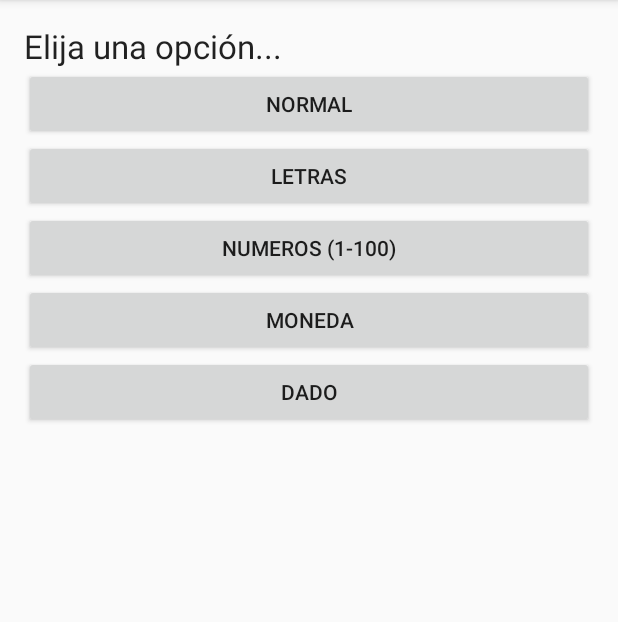
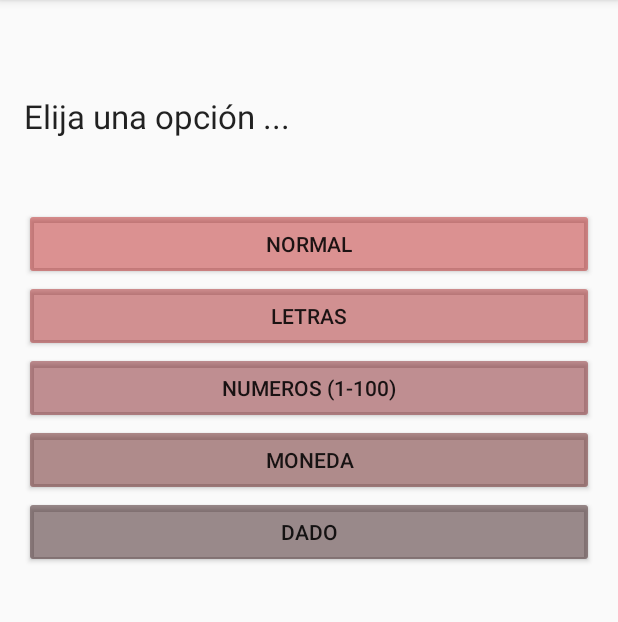
Before and after one commit to gastonestevez/tp2lp4, an Android app: the screen it shows after launch (SelectorActivity), on a phone screen of 412 x 824 dp, the part 84-706 px from its top. Run offline under Robolectric (Android 15) with nearby library versions, the phone set to English and light mode, and no system bars.

Commit message:
[ADD] Colors & Formats

```diff
--- a/app/src/main/res/layout/activity_selector.xml
+++ b/app/src/main/res/layout/activity_selector.xml
@@ -14,32 +14,44 @@
         android:layout_width="match_parent"
         android:layout_height="match_parent"
         android:layout_alignParentTop="true"
-        android:layout_alignParentLeft="true"
-        android:layout_alignParentStart="true">
+        android:layout_alignParentRight="true"
+        android:layout_alignParentEnd="true"
+        android:weightSum="1">
+
+        <Space
+            android:layout_width="match_parent"
+            android:layout_height="wrap_content"
+            android:layout_gravity="center_horizontal"
+            android:layout_weight="0.10" />
 
         <TextView
             android:layout_width="fill_parent"
             android:layout_height="wrap_content"
             android:textAppearance="?android:attr/textAppearanceLarge"
-            android:text="Elija una opción..."
-            android:id="@+id/textView4"
-            android:layout_gravity="center" />
+            android:text="Elija una opción ..."
+            android:id="@+id/textView4" />
+
+        <Space
+            android:layout_width="match_parent"
+            android:layout_height="wrap_content"
+            android:layout_gravity="center_horizontal"
+            android:layout_weight="0.10" />
 
         <Button
             android:layout_width="fill_parent"
             android:layout_height="wrap_content"
             android:text="NORMAL"
             android:id="@+id/button2"
-            android:layout_gravity="center"
-            android:onClick="seleccionNormal" />
+            android:onClick="seleccionNormal"
+            android:backgroundTint="#78b81a1a" />
 
         <Button
             android:layout_width="fill_parent"
             android:layout_height="wrap_content"
             android:text="LETRAS"
             android:id="@+id/button4"
-            android:layout_gravity="center"
-            android:onClick="seleccionLetras" />
+            android:onClick="seleccionLetras"
+            android:backgroundTint="#78a1191b" />
 
         <Button
             android:layout_width="fill_parent"
@@ -47,7 +59,8 @@
             android:text="NUMEROS (1-100)"
             android:id="@+id/button5"
             android:layout_gravity="center"
-            android:onClick="seleccionNumeros" />
+            android:onClick="seleccionNumeros"
+            android:backgroundTint="#787b141b" />
 
         <Button
             android:layout_width="fill_parent"
@@ -55,7 +68,8 @@
             android:text="MONEDA"
             android:id="@+id/button6"
             android:layout_gravity="center"
-            android:onClick="seleccionMoneda" />
+            android:onClick="seleccionMoneda"
+            android:backgroundTint="#795c0f10" />
 
         <Button
             android:layout_width="fill_parent"
@@ -63,6 +77,8 @@
             android:text="DADO"
             android:id="@+id/button7"
             android:layout_gravity="center"
-            android:onClick="seleccionDado" />
+            android:onClick="seleccionDado"
+            android:backgroundTint="#782b090b" />
+
     </LinearLayout>
 </RelativeLayout>
```
Also changed, not shown: app/src/main/res/layout/activity_main.xml (+21 -15 lines), app/src/main/res/layout/activity_shake.xml (+12 -18 lines).
